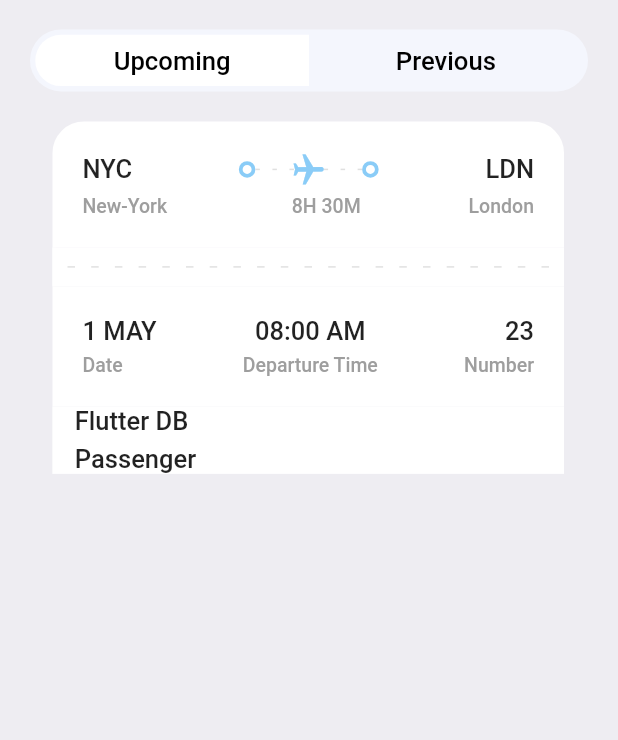
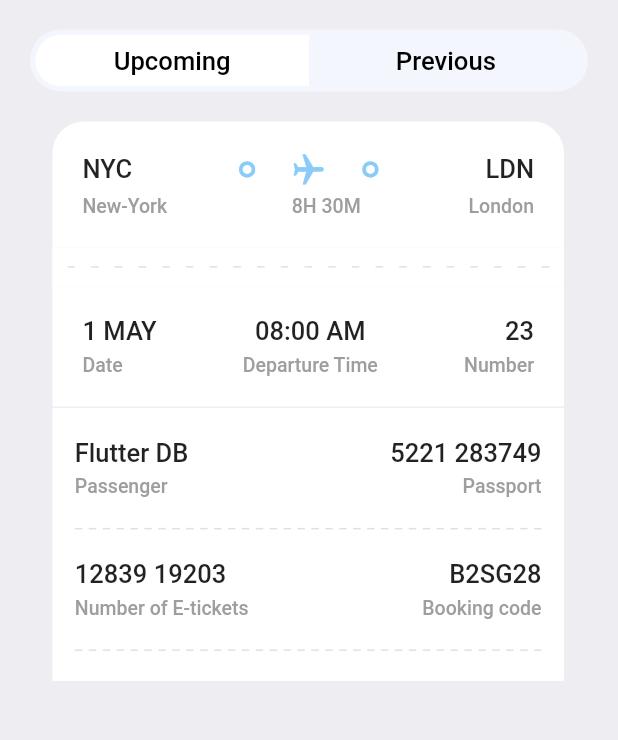
Before and after one commit to shivxsh/Book_Tickets, a Flutter app: the TicketScreen screen opened directly, on a phone screen of 412 x 824 dp, the part 143-883 px from its top. Run offline on Flutter 3.47's test engine with Material 2 defaults, Android fonts, the phone set to English and light mode, and no system bars; our stand-ins replace fluentui_icons, gap, get.

Commit message:
View ticket screen changes.

```diff
--- a/lib/screens/ticket_screen.dart
+++ b/lib/screens/ticket_screen.dart
@@ -5,6 +5,8 @@ import 'package:book_tickets/utils/ticket_tabs.dart';
 import 'package:flutter/material.dart';
 import 'package:gap/gap.dart';
 import '../utils/app_info_list.dart';
+import '../utils/column_layout.dart';
+import '../utils/layout_builder_widget.dart';
 
 class TicketScreen extends StatelessWidget {
   const TicketScreen({Key? key}) : super(key: key);
@@ -28,28 +30,33 @@ class TicketScreen extends StatelessWidget {
               padding: EdgeInsets.only(left: AppLayout.getHeight(15)),
               child: TicketView(ticket: ticketList[0], isColor: true,),
             ),
+            const SizedBox(height: 1,),
             Container(
+              color: Colors.white,
               margin: EdgeInsets.only(left: AppLayout.getHeight(14.90),right: AppLayout.getHeight(16)),
-              decoration: const BoxDecoration(
-                color: Colors.white,
-              ),
-              padding: const EdgeInsets.symmetric(horizontal:15,),
+              padding: const EdgeInsets.symmetric(horizontal:15,vertical: 20),
               child: Column(
                 children: [
                   Row(
-                    children:[
-                      Column(
-                        crossAxisAlignment: CrossAxisAlignment.start,
-                        children: [
-                          Text("Flutter DB",
-                          style:Styles.headLineStyle3,
-                          ),
-                          Gap(AppLayout.getHeight(5)),
-                          Text("Passenger", style: Styles.headLineStyle3,)
-                        ],
-                      )
+                    mainAxisAlignment: MainAxisAlignment.spaceBetween,
+                    children:const [
+                      AppColumnLayout(firstText: "Flutter DB",secondText: "Passenger",alignment: CrossAxisAlignment.start,isColor: false),
+                      AppColumnLayout(firstText: "5221 283749",secondText: "Passport",alignment: CrossAxisAlignment.end,isColor: false),
                     ]
-                  )
+                  ),
+                  Gap(AppLayout.getHeight(20)),
+                  const AppLayoutBuilder(sections: 9, isColor:false, width: 5),
+                  Gap(AppLayout.getHeight(20)),
+                  Row(
+                      mainAxisAlignment: MainAxisAlignment.spaceBetween,
+                      children:const [
+                        AppColumnLayout(firstText: "12839 19203",secondText: "Number of E-tickets",alignment: CrossAxisAlignment.start,isColor: false),
+                        AppColumnLayout(firstText: "B2SG28",secondText: "Booking code",alignment: CrossAxisAlignment.end,isColor: false),
+                      ]
+                  ),
+                  Gap(AppLayout.getHeight(20)),
+                  const AppLayoutBuilder(sections: 9, isColor:false, width: 5),
+
 
                 ],
               ),
--- a/lib/screens/ticket_view.dart
+++ b/lib/screens/ticket_view.dart
@@ -1,9 +1,11 @@
 import 'package:book_tickets/utils/app_styles.dart';
+import 'package:book_tickets/utils/column_layout.dart';
 import 'package:book_tickets/utils/thick_container.dart';
 import 'package:flutter/material.dart';
 import 'package:gap/gap.dart';
 import 'package:get/get.dart';
 import '../utils/app_layout.dart';
+import '../utils/layout_builder_widget.dart';
 
 //This code is for the UI of ticket view in home screen.
 class TicketView extends StatelessWidget {
@@ -45,20 +47,7 @@ class TicketView extends StatelessWidget {
                       Expanded(child: Stack(
                         children:[ SizedBox(
                           height: AppLayout.getHeight(24),
-                          child : LayoutBuilder(
-                            builder: (BuildContext context , BoxConstraints constraints ) {
-                              //print("Width is ${constraints.constrainWidth()}");
-                              return Flex(
-                                direction: Axis.horizontal,
-                                mainAxisAlignment: MainAxisAlignment.spaceBetween,
-                                children : List.generate((constraints.constrainWidth()/9).floor(), (index) => SizedBox(
-                                    height: AppLayout.getHeight(1), width: AppLayout.getWidth(3),
-                                    child:  DecoratedBox(decoration: BoxDecoration(
-                                      color: isColor==null? Colors.white : Colors.grey.shade300,
-                                    )))),
-                              );
-                            },
-                          ),
+                          child : const AppLayoutBuilder(sections: 9),
                         ),
                           Center(child: Transform.rotate(angle: 1.563, child: Icon(Icons.airplanemode_active_sharp, color: isColor==null? Colors.white : Color(0xFF8ACCF7),))),
                         ],
@@ -115,7 +104,8 @@ class TicketView extends StatelessWidget {
                   ),
                   //Adding an expanded widget to space the two semi circles apart from each other
                   //Added this instead of mainAxisAlignment in Row() because we need to add the " ------ " lines in-between the two semi-circles
-                  Expanded(child: LayoutBuilder(
+                  Expanded(
+                      child: LayoutBuilder(
                     builder: (BuildContext context, BoxConstraints constraints){
                       return Flex(
                           direction: Axis.horizontal,
@@ -154,47 +144,14 @@ class TicketView extends StatelessWidget {
                   Row(
                     mainAxisAlignment: MainAxisAlignment.spaceBetween,
                     children: [
+                      AppColumnLayout(firstText: ticket['date'], secondText: "Date", alignment:CrossAxisAlignment.start, isColor:false),
                       //First column contents inside of the orange ticket part.
-                      Column(
-                        crossAxisAlignment: CrossAxisAlignment.start,
-                        children: [
-                          Text(ticket['date'],
-                            style: isColor==null? Styles.headLineStyle2.copyWith(color: Colors.white) : Styles.headLineStyle3,),
-                          const Gap(5),
-                          Text("Date",
-                            style: isColor==null? Styles.headLineStyle4.copyWith(color: Colors.white) : Styles.headLineStyle4,)
-                        ],
-                      ),
 
+                      AppColumnLayout(firstText: ticket['departure_time'], secondText: "Departure Time", alignment:CrossAxisAlignment.center, isColor:false),
                       //Second column contents at the center of the orange ticket part.
-                      Column(
-                        crossAxisAlignment: CrossAxisAlignment.center,
-                        children: [
-                          Text(ticket['departure_time'],
-                            style: isColor==null? Styles.headLineStyle2.copyWith(color: Colors.white) : Styles.headLineStyle3,
-                          ),
-                          const Gap(5),
-                          Text("Departure Time",
-                            style: isColor==null? Styles.headLineStyle4.copyWith(color: Colors.white) : Styles.headLineStyle4,
-                          ),
-                        ],
-                      ),
 
+                      AppColumnLayout(firstText: ticket["number"].toString(), secondText: "Number", alignment:CrossAxisAlignment.end, isColor:false),
                       //Third column contents at the end of the orange ticket part.
-                      Column(
-                        crossAxisAlignment: CrossAxisAlignment.end,
-                        children: [
-                          Text(ticket["number"].toString(),  //since, the number is given in ann integer format in the map.
-                          //hence, we convert it into a string since the map we assigned for the ticket is a <String, dynamic>
-                            style: isColor==null? Styles.headLineStyle2.copyWith(color: Colors.white) : Styles.headLineStyle3 ,
-
-                          ),
-                          const Gap(5),
-                          Text("Number",
-                            style: isColor==null? Styles.headLineStyle4.copyWith(color: Colors.white) : Styles.headLineStyle4,
-                          ),
-                        ],
-                      ),
                     ],
                   )
                 ],
--- a/lib/utils/column_layout.dart
+++ b/lib/utils/column_layout.dart
@@ -0,0 +1,27 @@
+import 'package:flutter/material.dart';
+import 'package:gap/gap.dart';
+import 'app_layout.dart';
+
+import 'app_styles.dart';
+
+class AppColumnLayout extends StatelessWidget {
+  final CrossAxisAlignment alignment;
+  final bool? isColor;
+  final String firstText;
+  final String secondText;
+  const AppColumnLayout({Key? key, required this.firstText, required this.secondText, required this.alignment, this.isColor}) : super(key: key);
+
+  @override
+  Widget build(BuildContext context) {
+    return Column(
+      crossAxisAlignment: alignment,
+      children: [
+        Text(firstText,
+          style: isColor==null? Styles.headLineStyle3.copyWith(color: Colors.white) : Styles.headLineStyle3,),
+        Gap(AppLayout.getHeight(5)),
+        Text(secondText,
+        style: isColor==null? Styles.headLineStyle4.copyWith(color: Colors.white) : Styles.headLineStyle4,),
+      ],
+    );
+  }
+}
--- /dev/null
+++ b/lib/utils/layout_builder_widget.dart
@@ -0,0 +1,29 @@
+import 'package:flutter/material.dart';
+import 'app_layout.dart';
+
+class AppLayoutBuilder extends StatelessWidget {
+  final bool? isColor;
+  final int sections;
+  final double width;
+  const AppLayoutBuilder({Key? key, this.isColor, required this.sections, this.width=3}) : super(key: key);
+
+  @override
+  Widget build(BuildContext context) {
+    return LayoutBuilder(
+      builder: (BuildContext context , BoxConstraints constraints ) {
+        //print("Width is ${constraints.constrainWidth()}");
+        return Flex(
+          direction: Axis.horizontal,
+          mainAxisAlignment: MainAxisAlignment.spaceBetween,
+          mainAxisSize: MainAxisSize.max,
+          children : List.generate((constraints.constrainWidth()/sections).floor(), (index) => SizedBox(
+              height: AppLayout.getHeight(1),
+              width: width,
+              child:  DecoratedBox(decoration: BoxDecoration(
+                color: isColor==null? Colors.white : Colors.grey.shade300,
+              )))),
+        );
+      },
+    );
+  }
+}
```
